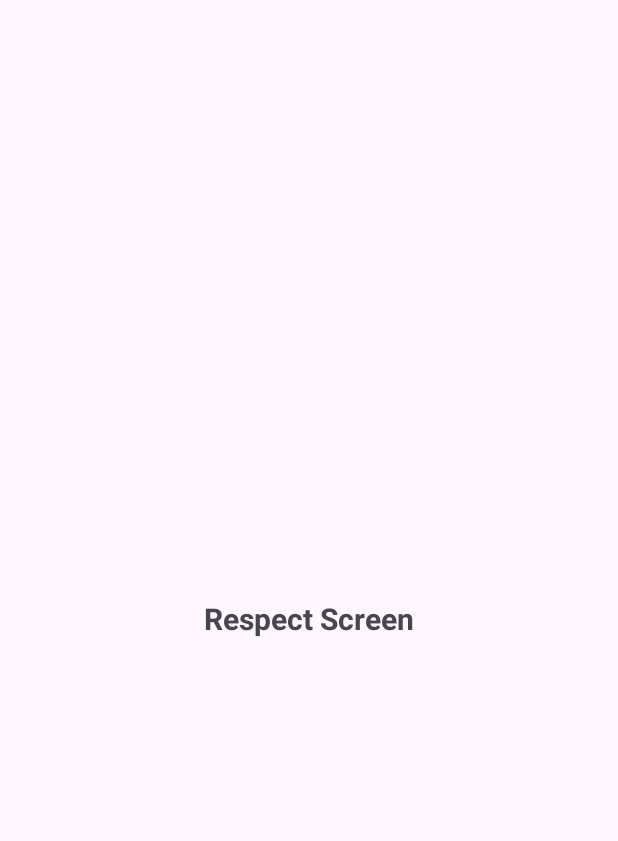
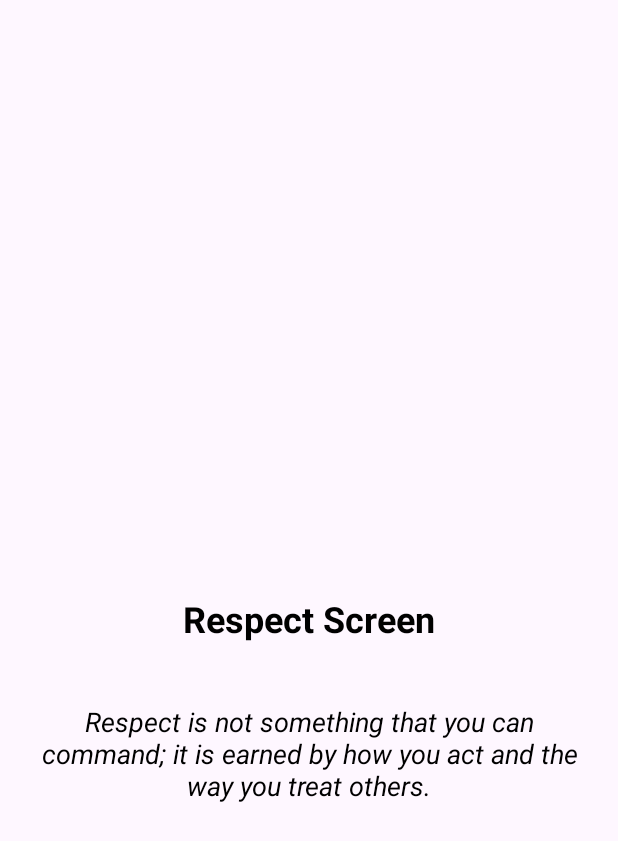
Before and after one commit to ynemreuslu/SwitchBottomNavigaiton, an Android app: the RespectScreen screen opened through its navigation route, on a phone screen of 412 x 824 dp. Shown: the top 841 px of the screen. Run offline under Robolectric (Android 15) with nearby library versions, the phone set to English and light mode, and no system bars; our stand-ins replace navigation-ui; 2 statements that could not run were skipped.

Commit message:
Finish End Commit

```diff
--- a/app/src/main/java/com/ynemreuslu/switchbottomnavigaiton/screen/home/HomeScreenViewModel.kt
+++ b/app/src/main/java/com/ynemreuslu/switchbottomnavigaiton/screen/home/HomeScreenViewModel.kt
@@ -5,7 +5,6 @@ import androidx.lifecycle.MutableLiveData
 import androidx.lifecycle.ViewModel
 
 class HomeScreenViewModel : ViewModel() {
-
 
     private val _switchStates = MutableLiveData<MutableMap<Int, Boolean>>()
     val switchStates: LiveData<MutableMap<Int, Boolean>> get() = _switchStates
--- a/app/src/main/res/layout/fragment_respect_screen.xml
+++ b/app/src/main/res/layout/fragment_respect_screen.xml
@@ -8,14 +8,33 @@
 
 
     <TextView
+        android:id="@+id/textViewRespect"
         android:layout_width="wrap_content"
         android:layout_height="wrap_content"
+        android:padding="16dp"
         android:text="@string/respect_screen"
-        android:textSize="20sp"
+        android:textColor="@android:color/black"
+        android:textSize="24sp"
         android:textStyle="bold"
         app:layout_constraintBottom_toBottomOf="parent"
         app:layout_constraintEnd_toEndOf="parent"
+        app:layout_constraintHorizontal_bias="0.5"
         app:layout_constraintStart_toStartOf="parent"
-        app:layout_constraintTop_toTopOf="parent" />
+        app:layout_constraintTop_toTopOf="parent"
+        app:layout_constraintVertical_bias="0.5" />
+
+    <TextView
+        android:id="@+id/textViewRespectDescription"
+        android:layout_width="wrap_content"
+        android:layout_height="wrap_content"
+        android:layout_marginTop="8dp"
+        android:gravity="center"
+        android:padding="16dp"
+        android:text="@string/respect_is_not"
+        android:textColor="@android:color/black"
+        android:textSize="18sp"
+        android:textStyle="italic"
+        app:layout_constraintStart_toStartOf="parent"
+        app:layout_constraintTop_toBottomOf="@+id/textViewRespect" />
 
 </androidx.constraintlayout.widget.ConstraintLayout>
--- a/app/src/main/res/values/strings.xml
+++ b/app/src/main/res/values/strings.xml
@@ -13,4 +13,10 @@
     <string name="kindness_screen">Kindness Screen</string>
     <string name="optimism_screen">Optimism Screen</string>
     <string name="respect_screen">Respect Screen</string>
+    <string name="happiness_is">Happiness is celebrating the small things every day</string>
+    <string name="true_wealth_is">True wealth is measured by how much we can give to others.</string>
+    <string name="happiness_is_not">Happiness is not something ready made. It comes from your own actions.</string>
+    <string name="kindness_is">Kindness is a language which the deaf can hear and the blind can see.</string>
+    <string name="optimism_is">Optimism is the faith that leads to achievement. Nothing can be done without hope and confidence.</string>
+    <string name="respect_is_not">Respect is not something that you can command; it is earned by how you act and the way you treat others.</string>
 </resources>
```
Also changed, not shown: app/src/main/java/com/ynemreuslu/switchbottomnavigaiton/screen/home/HomeScreen.kt (+36 -36 lines), app/src/main/res/layout/fragment_giving_screen.xml (+20 -3 lines), app/src/main/res/layout/fragment_happiness_screen.xml (+21 -2 lines), app/src/main/res/layout/fragment_kindness_screen.xml (+22 -2 lines), app/src/main/res/layout/fragment_optimism_screen.xml (+21 -2 lines).
